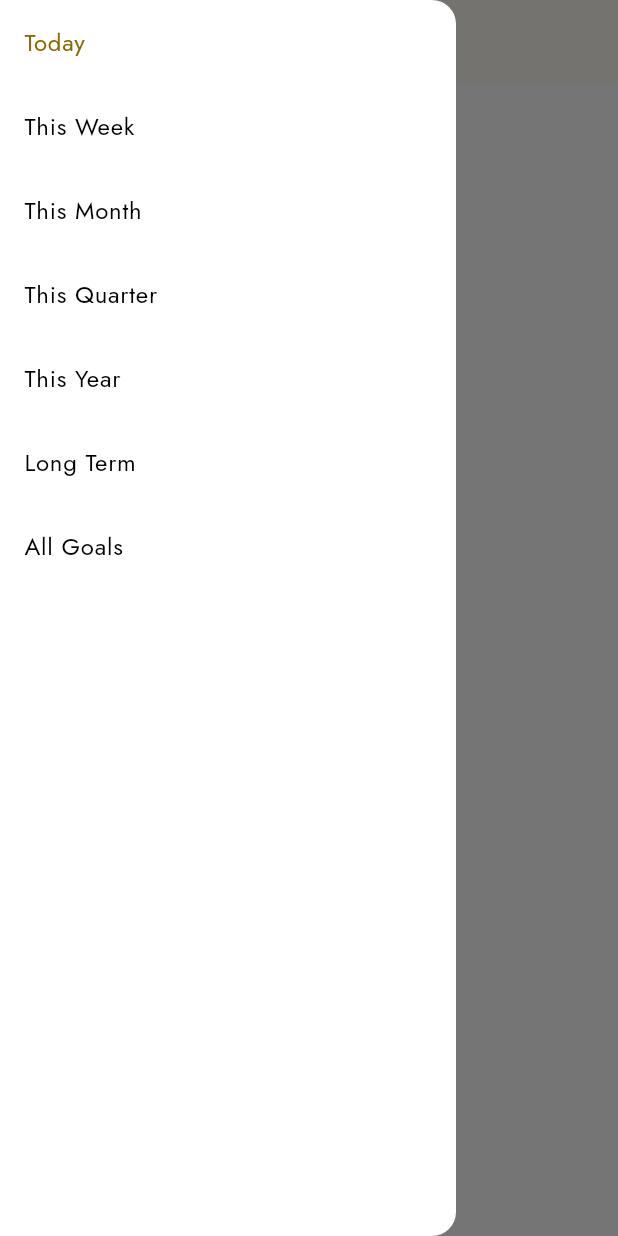
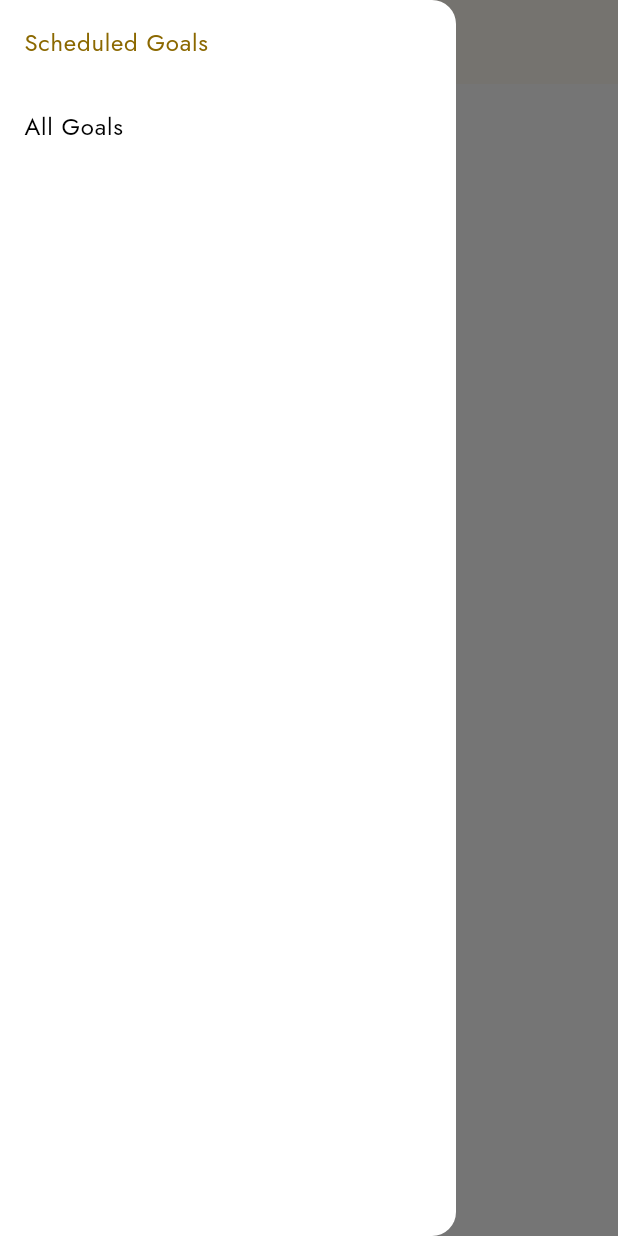
Before and after one commit to AlabasterAxe/glass_goals, a Flutter app: the GoalViewer screen opened directly with empty values, with the side drawer open, on a phone screen of 412 x 824 dp. Run offline on Flutter 3.47's test engine with Material 2 defaults, Android fonts, the phone set to English and light mode, and no system bars; our stand-ins replace cloud_firestore, equatable, firebase_auth, firebase_core, flutter_markdown, flutter_svg and 7 more; missing offline and left inert: dart:html, firebase_ui_auth, firebase_ui_oauth_google, goals_types_03, gsheets, hlc and 2 more; accounts and stored records are empty; statements that could not run were skipped.

Commit message:
scheduled goals

```diff
--- a/goals_web/lib/goal_viewer/goal_item.dart
+++ b/goals_web/lib/goal_viewer/goal_item.dart
@@ -233,14 +233,6 @@ class _GoalItemWidgetState extends ConsumerState<GoalItemWidget> {
         });
       },
       child: GestureDetector(
-        onDoubleTap: _editing
-            ? null
-            : () => {
-                  setState(() {
-                    _editing = true;
-                    _focusNode.requestFocus();
-                  })
-                },
         onTap: _editing
             ? null
             : () {
@@ -288,7 +280,16 @@ class _GoalItemWidgetState extends ConsumerState<GoalItemWidget> {
                             focusNode: _focusNode,
                           ),
                         )
-                      : Flexible(
+                      : GestureDetector(
+                          onDoubleTap: _editing || !isSelected
+                              ? null
+                              : () => {
+                                    setState(() {
+                                      _editing = true;
+                                      _focusNode.requestFocus();
+                                    })
+                                  },
+                          child: Flexible(
                             child: Text(
                                 '${widget.parent == null ? '' : '${widget.parent!.text} ❯ '}${widget.goal.text}',
                                 style: (widget.focused
@@ -300,6 +301,7 @@ class _GoalItemWidgetState extends ConsumerState<GoalItemWidget> {
                                       : null,
                                   overflow: TextOverflow.ellipsis,
                                 )),
+                          ),
                         ),
                   SizedBox(width: uiUnit(2)),
                   // chip like container widget around text status widget:
--- a/goals_web/lib/goal_viewer/goal_viewer.dart
+++ b/goals_web/lib/goal_viewer/goal_viewer.dart
@@ -48,16 +48,17 @@ class GoalViewer extends StatefulHookConsumerWidget {
 }
 
 enum TimeSlice {
-  today(null),
-  this_week(TimeSlice.today),
-  this_month(TimeSlice.this_week),
-  this_quarter(TimeSlice.this_month),
-  this_year(TimeSlice.this_quarter),
-  long_term(TimeSlice.this_year);
+  today(null, "Today"),
+  this_week(TimeSlice.today, "This Week"),
+  this_month(TimeSlice.this_week, "This Month"),
+  this_quarter(TimeSlice.this_month, "This Quarter"),
+  this_year(TimeSlice.this_quarter, "This Year"),
+  long_term(TimeSlice.this_year, "Long Term");
 
-  const TimeSlice(this.zoomDown);
+  const TimeSlice(this.zoomDown, this.displayName);
 
   final TimeSlice? zoomDown;
+  final String displayName;
 
   startTime(DateTime now) {
     switch (this) {
@@ -103,7 +104,8 @@ enum GoalFilter {
   this_month(displayName: "This Month"),
   this_quarter(displayName: "This Quarter"),
   this_year(displayName: "This Year"),
-  long_term(displayName: "Long Term");
+  long_term(displayName: "Long Term"),
+  schedule(displayName: "Scheduled Goals");
 
   const GoalFilter({required this.displayName});
 
@@ -113,7 +115,7 @@ enum GoalFilter {
 enum GoalViewMode { tree, list }
 
 class _GoalViewerState extends ConsumerState<GoalViewer> {
-  GoalFilter _filter = GoalFilter.today;
+  GoalFilter _filter = GoalFilter.schedule;
   GoalViewMode _mode = GoalViewMode.tree;
   bool shiftHeld = false;
   bool ctrlHeld = false;
@@ -257,7 +259,7 @@ class _GoalViewerState extends ConsumerState<GoalViewer> {
     });
   }
 
-  onAddGoal(String? parentId, String text) {
+  onAddGoal(String? parentId, String text, [TimeSlice? timeSlice]) {
     final id = const Uuid().v4();
     AppContext.of(context).syncClient.modifyGoal(GoalDelta(
         id: id,
@@ -267,28 +269,28 @@ class _GoalViewerState extends ConsumerState<GoalViewer> {
 
     bool shouldSetStatus = false;
     DateTime? endDate;
-    switch (_filter) {
-      case GoalFilter.today:
+    switch (timeSlice) {
+      case TimeSlice.today:
         shouldSetStatus = true;
         endDate = DateTime.now().endOfDay;
         break;
-      case GoalFilter.this_week:
+      case TimeSlice.this_week:
         shouldSetStatus = true;
         endDate = DateTime.now().endOfWeek;
         break;
-      case GoalFilter.this_month:
+      case TimeSlice.this_month:
         shouldSetStatus = true;
         endDate = DateTime.now().endOfMonth;
         break;
-      case GoalFilter.this_quarter:
+      case TimeSlice.this_quarter:
         shouldSetStatus = true;
         endDate = DateTime.now().endOfQuarter;
         break;
-      case GoalFilter.this_year:
+      case TimeSlice.this_year:
         shouldSetStatus = true;
         endDate = DateTime.now().endOfYear;
         break;
-      case GoalFilter.long_term:
+      case TimeSlice.long_term:
         shouldSetStatus = true;
         break;
       default:
@@ -468,12 +470,7 @@ class _GoalViewerState extends ConsumerState<GoalViewer> {
 
   _viewSwitcher(bool drawer) {
     final sidebarFilters = [
-      GoalFilter.today,
-      GoalFilter.this_week,
-      GoalFilter.this_month,
-      GoalFilter.this_quarter,
-      GoalFilter.this_year,
-      GoalFilter.long_term,
+      GoalFilter.schedule,
       GoalFilter.all,
     ];
     return SizedBox(
@@ -608,7 +605,7 @@ class _GoalViewerState extends ConsumerState<GoalViewer> {
     );
   }
 
-  Widget _timeSlice(WorldContext context, TimeSlice slice) {
+  Widget? _timeSlice(WorldContext context, TimeSlice slice) {
     final goalMap = getGoalsForDateRange(
         context,
         widget.goalMap,
@@ -616,6 +613,10 @@ class _GoalViewerState extends ConsumerState<GoalViewer> {
         slice.endTime(context.time),
         slice.zoomDown?.startTime(context.time),
         slice.zoomDown?.endTime(context.time));
+
+    if (goalMap.isEmpty && slice.zoomDown != null) {
+      return null;
+    }
     final goalIds = _mode == GoalViewMode.tree
         ? goalMap.values
             .where((goal) {
@@ -649,7 +650,8 @@ class _GoalViewerState extends ConsumerState<GoalViewer> {
           onClearSelection: onClearSelection,
           goalMap: widget.goalMap),
       depthLimit: _mode == GoalViewMode.list ? 1 : null,
-      onAddGoal: this.onAddGoal,
+      onAddGoal: (String? parentId, String text) =>
+          this.onAddGoal(parentId, text, slice),
     );
   }
 
@@ -824,17 +826,58 @@ class _GoalViewerState extends ConsumerState<GoalViewer> {
                           onAddGoal: this.onAddGoal,
                         );
                       case GoalFilter.today:
-                        return _timeSlice(worldContext, TimeSlice.today);
+                        return _timeSlice(worldContext, TimeSlice.today) ??
+                            Text('No Goals!');
                       case GoalFilter.this_week:
-                        return _timeSlice(worldContext, TimeSlice.this_week);
+                        return _timeSlice(worldContext, TimeSlice.this_week) ??
+                            Text('No Goals!');
                       case GoalFilter.this_month:
-                        return _timeSlice(worldContext, TimeSlice.this_month);
+                        return _timeSlice(worldContext, TimeSlice.this_month) ??
+                            Text('No Goals!');
                       case GoalFilter.this_quarter:
-                        return _timeSlice(worldContext, TimeSlice.this_quarter);
+                        return _timeSlice(
+                                worldContext, TimeSlice.this_quarter) ??
+                            Text('No Goals!');
                       case GoalFilter.this_year:
-                        return _timeSlice(worldContext, TimeSlice.this_year);
+                        return _timeSlice(worldContext, TimeSlice.this_year) ??
+                            Text('No Goals!');
                       case GoalFilter.long_term:
-                        return _timeSlice(worldContext, TimeSlice.long_term);
+                        return _timeSlice(worldContext, TimeSlice.long_term) ??
+                            Text('No Goals!');
+                      case GoalFilter.schedule:
+                        final children = <Widget>[];
+
+                        for (final timeSlice in [
+                          TimeSlice.today,
+                          TimeSlice.this_week,
+                          TimeSlice.this_month,
+                          TimeSlice.this_quarter,
+                          TimeSlice.this_year,
+                          TimeSlice.long_term
+                        ]) {
+                          final slice = _timeSlice(worldContext, timeSlice);
+                          if (slice != null) {
+                            children.addAll([
+                              Padding(
+                                padding: EdgeInsets.all(uiUnit(2)),
+                                child: Row(
+                                  mainAxisAlignment: MainAxisAlignment.start,
+                                  crossAxisAlignment: CrossAxisAlignment.center,
+                                  children: [
+                                    Text(
+                                      timeSlice.displayName,
+                                      style: theme.headlineSmall,
+                                    ),
+                                  ],
+                                ),
+                              ),
+                              slice,
+                            ]);
+                          }
+                        }
+                        return Column(
+                          children: children,
+                        );
                     }
                   })),
         ),
--- a/goals_web/lib/goal_viewer/hover_actions.dart
+++ b/goals_web/lib/goal_viewer/hover_actions.dart
@@ -71,12 +71,12 @@ class _HoverActionsWidgetState extends ConsumerState<HoverActionsWidget> {
       mainAxisAlignment: MainAxisAlignment.spaceAround,
       children: [
         Tooltip(
-          message: 'Activate',
+          message: 'Schedule',
           child: MenuAnchor(
             controller: _activateMenuController,
             menuChildren: [
               MenuItemButton(
-                child: const Text('An hour'),
+                child: const Text('For an hour'),
                 onPressed: () => widget
                     .onActive(DateTime.now().add(const Duration(hours: 1))),
               ),
@@ -113,7 +113,7 @@ class _HoverActionsWidgetState extends ConsumerState<HoverActionsWidget> {
                 onPressed: () => widget.onActive(DateTime.now().endOfYear),
               ),
               MenuItemButton(
-                  child: const Text('Future Date...'),
+                  child: const Text('Until a future Date...'),
                   onPressed: () async {
                     final date = await showDatePicker(
                       context: context,
@@ -132,7 +132,7 @@ class _HoverActionsWidgetState extends ConsumerState<HoverActionsWidget> {
               ),
             ],
             child: IconButton(
-              icon: const Icon(Icons.directions_run),
+              icon: const Icon(Icons.schedule),
               onPressed: () {
                 _activateMenuController.open();
               },
```
Lines whose indentation alone changed are shown as unchanged.
